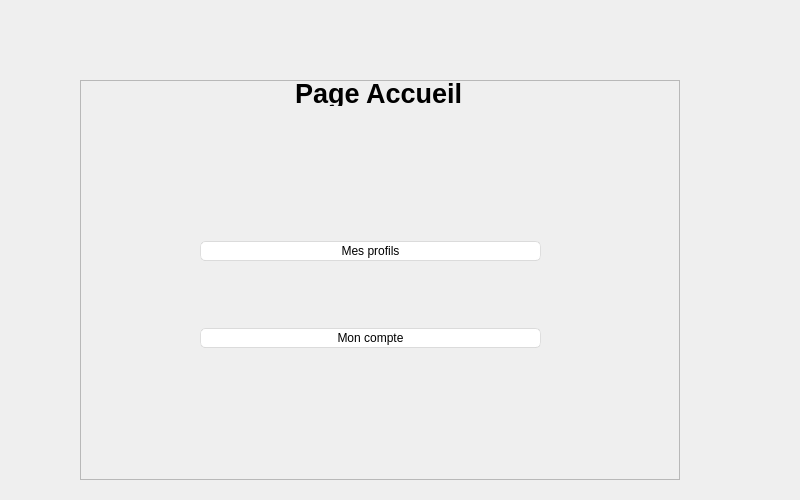
The window that FrameworkQT/src/main/c++/fr/univtours/polytech/FrameworkQT/view/homeuserinterface.ui (ChakSem/TPs-Plateformes-C-) describes before a commit, drawn with Qt 5.
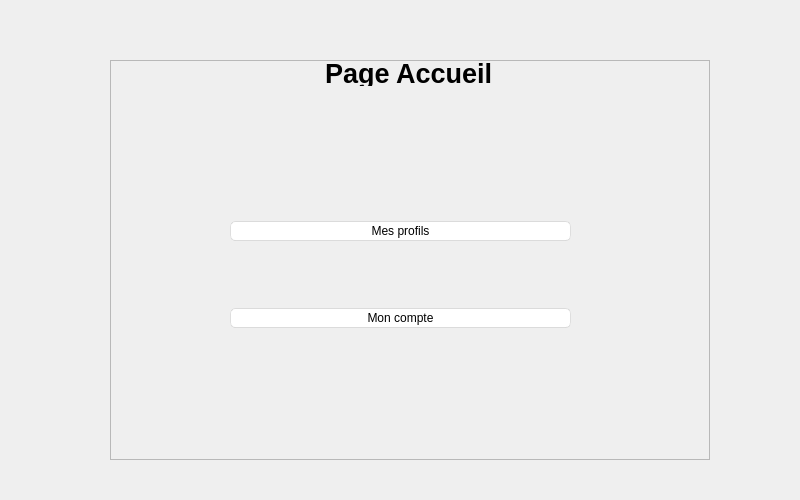
The same window after the commit.

Patch:
```diff
--- a/FrameworkQT/src/main/c++/fr/univtours/polytech/FrameworkQT/view/homeuserinterface.ui
+++ b/FrameworkQT/src/main/c++/fr/univtours/polytech/FrameworkQT/view/homeuserinterface.ui
@@ -16,8 +16,8 @@
   <widget class="QFrame" name="frame">
    <property name="geometry">
     <rect>
-     <x>80</x>
-     <y>80</y>
+     <x>110</x>
+     <y>60</y>
      <width>600</width>
      <height>400</height>
     </rect>
```
Left out of the diff: 8 changed lines with no effect on the pictures.
